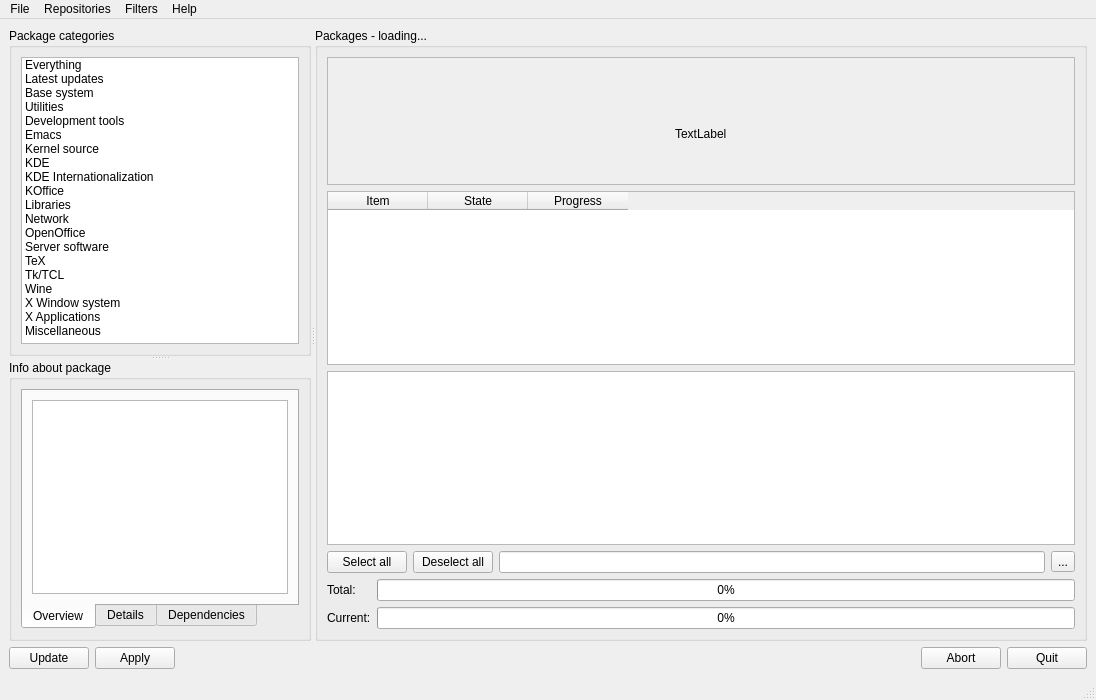
The window that mpkg/manager/pkgmanager.ui (BackupTheBerlios/mops) describes before a commit, drawn with Qt 5.
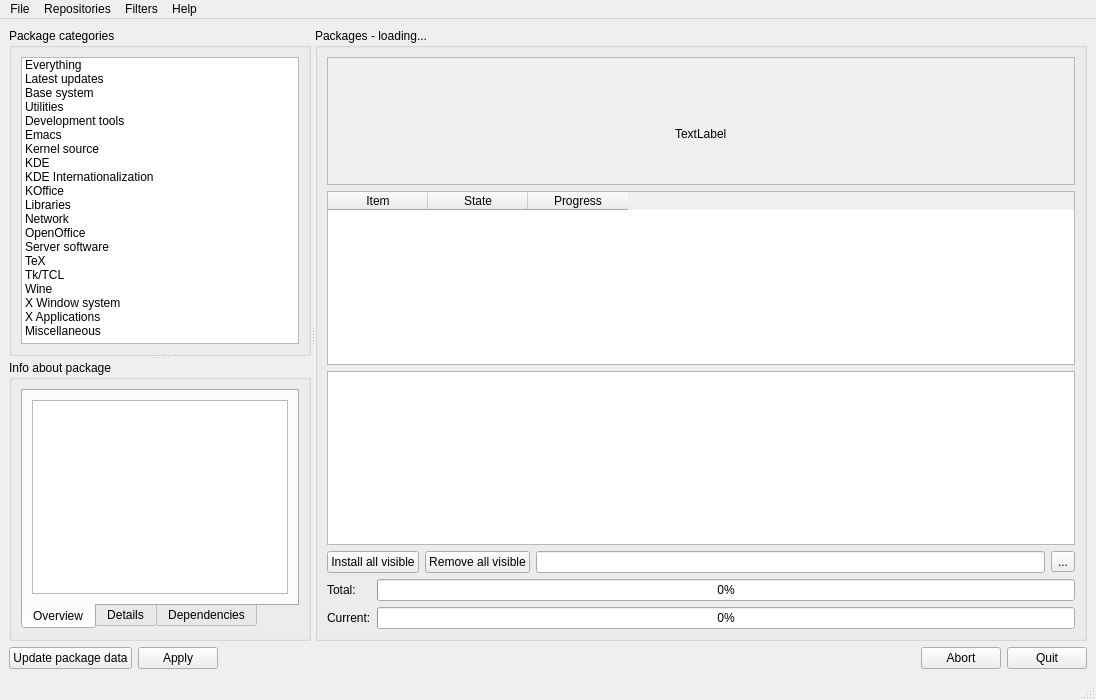
The same window after the commit. Icons and pictures are not drawn.

Commit message: Started implementation of fast STL library. Some fixes in ProgressData.

Patch:
```diff
--- a/mpkg/manager/pkgmanager.ui
+++ b/mpkg/manager/pkgmanager.ui
@@ -599,14 +599,14 @@
           <item>
            <widget class="QPushButton" name="selectAllButton" >
             <property name="text" >
-             <string>Select all</string>
+             <string>Install all visible</string>
             </property>
            </widget>
           </item>
           <item>
            <widget class="QPushButton" name="deselectAllButton" >
             <property name="text" >
-             <string>Deselect all</string>
+             <string>Remove all visible</string>
             </property>
            </widget>
           </item>
@@ -696,7 +696,7 @@
       <item>
        <widget class="QPushButton" name="updateButton" >
         <property name="text" >
-         <string>Update</string>
+         <string>Update package data</string>
         </property>
        </widget>
       </item>
```
Left out of the diff: 3 changed lines with no effect on the pictures. The commit also changes 10 other files.
